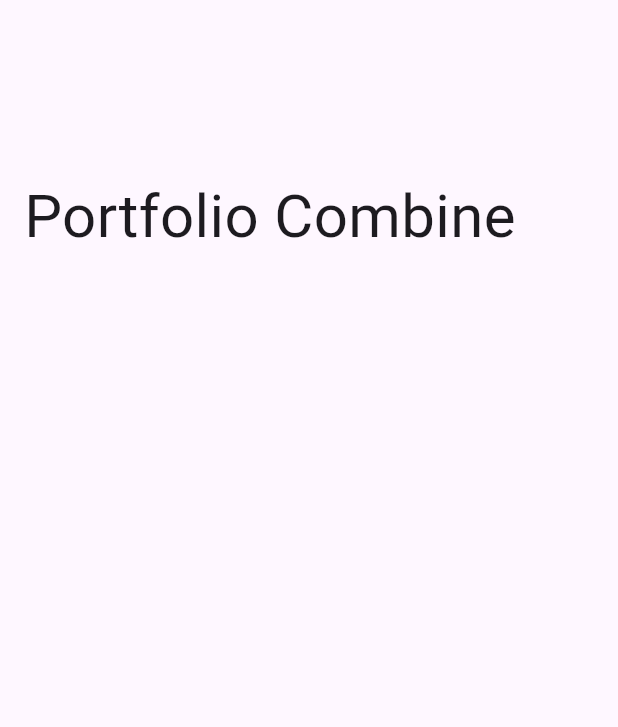
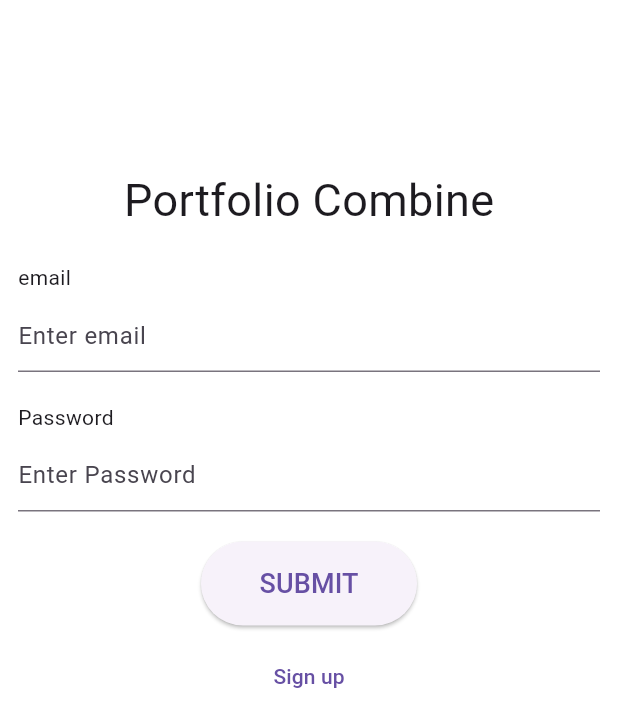
Before and after one commit to rlaalsrl0922/FSP, a Flutter app: the screen it shows after launch, on a phone screen of 412 x 824 dp. Shown: the top 727 px of the screen. Run offline on Flutter 3.47's test engine with Material 3 defaults, Android fonts, the phone set to English and light mode, and no system bars; our stand-ins replace google_fonts, syncfusion_flutter_charts, unicons.

Commit message:
Screen and page added

```diff
--- a/lib/login_page.dart
+++ b/lib/login_page.dart
@@ -2,14 +2,88 @@ import 'package:flutter/material.dart';
 
 class LoginPage extends StatelessWidget {
   @override
-  Widget build(BuildContext context) {
+  Widget build(BuildContext context){
     return Scaffold(
-        body: Padding(
-            padding: const EdgeInsets.all(16.0),
-            child: ListView(children: [
-              SizedBox(height: 100.0),
-              Text("Portfolio Combine", style: TextStyle(fontSize: 40)),
-              SizedBox(height: 20.0)
-            ])));
+      body: Padding(
+        padding : const EdgeInsets.all(12.0),
+        child: ListView(children:[
+          SizedBox(height: 100.0),
+          Center(
+          child: Text("Portfolio Combine", style: TextStyle(fontSize: 30))),
+          SizedBox(height:20.0),
+          LoginForm()
+        ])
+      )
+    );
   }
 }
+
+// 재사용 할 수 있는 input field
+
+class TextForm extends StatelessWidget {
+  final String text;
+  const TextForm(this.text);
+
+  @override
+  Widget build(BuildContext context) {
+    return Column(
+      crossAxisAlignment: CrossAxisAlignment.start,
+      children: [
+        Text(text),
+        SizedBox(height: 5.0),
+        TextFormField(
+            validator: (value) =>
+            value!.isEmpty ? "Please enter some text" : null,
+            obscureText: text == "Password" ? true : false,
+            decoration: InputDecoration(
+              hintText: "Enter $text",
+            ))
+      ],
+    );
+  }
+}
+
+class LoginForm extends StatelessWidget {
+  final _formResponse = GlobalKey<FormState>();
+
+  @override
+  Widget build(BuildContext context) {
+    return Form(
+        key: _formResponse,
+        child: Column(
+          children: [
+            TextForm("email"),
+            SizedBox(height: 20),
+            TextForm("Password"),
+            SizedBox(height: 20),
+            submitButton(context),
+            SizedBox(height: 10),
+            TextButton(
+              onPressed: () => Navigator.pushNamed(context, '/home'),
+              child: const Text('Sign up'),
+            ),
+          ],
+        ));
+  }
+
+  // 폼 제출 버튼 위젯
+  Widget submitButton(BuildContext context) {
+    return ElevatedButton(
+      onPressed: () {
+        if (_formResponse.currentState!.validate()) {
+          _formResponse.currentState!.save();
+          Navigator.pushNamed(context, '/home');
+        }
+      },
+      child: Container(
+        padding: const EdgeInsets.all(15),
+        child: const Text(
+          "SUBMIT",
+          style: TextStyle(
+            fontSize: 18,
+          ),
+        ),
+      ),
+    );
+  }
+}
--- a/lib/main.dart
+++ b/lib/main.dart
@@ -19,10 +19,8 @@ class MyApp extends StatelessWidget {
   Widget build(BuildContext context) {
     return MaterialApp(
       title: 'Flutter Demo',
-      theme: ThemeData(
-        colorScheme: ColorScheme.fromSeed(seedColor: Colors.deepPurple),
-        useMaterial3: true,
-      ),
+      debugShowCheckedModeBanner: false,
+      theme : theme(),
       initialRoute: "/login",
       routes: {
         "/login": (context) => LoginPage(),
--- a/lib/screens/ETFScreen.dart
+++ b/lib/screens/ETFScreen.dart
@@ -4,6 +4,6 @@ import 'package:flutter/widgets.dart';
 class ETFScreen extends StatelessWidget {
   @override
   Widget build(BuildContext context) {
-    return Center(child: Text('ETF Screen'));
+    return Scaffold(appBar: AppBar(), body: Center(child: Text('ETF Screen')));
   }
 }
--- a/lib/screens/PrincipleScreen.dart
+++ b/lib/screens/PrincipleScreen.dart
@@ -5,6 +5,6 @@ import 'package:flutter/widgets.dart';
 class PrincipleScreen extends StatelessWidget {
   @override
   Widget build(BuildContext context) {
-    return Center(child: Text('Principle Screen'));
+    return Scaffold(appBar: AppBar(), body: Center(child: Text('Principle Screen')));
   }
 }
--- a/lib/screens/TrendingScreen.dart
+++ b/lib/screens/TrendingScreen.dart
@@ -6,6 +6,6 @@ class TrendingScreen extends StatelessWidget {
 
   @override
   Widget build(BuildContext context) {
-    return Center(child: Text('Trending Screen'));
+    return Scaffold(appBar: AppBar(), body: Center(child: Text('Trending Screen')));
   }
 }
--- a/pubspec.yaml
+++ b/pubspec.yaml
@@ -32,6 +32,7 @@ dependencies:
   syncfusion_flutter_charts: ^26.1.39
   http : ^1.2.1
   provider: ^6.1.2
+  google_fonts: any
   flutter:
     sdk: flutter
 
```
Also changed, not shown: lib/home_page.dart (+90 -9 lines), lib/screens/IndividualScreen.dart (+0 -7 lines), lib/tab/bottom_tabs.dart (+4 -4 lines), pubspec.lock, 1 other file.
